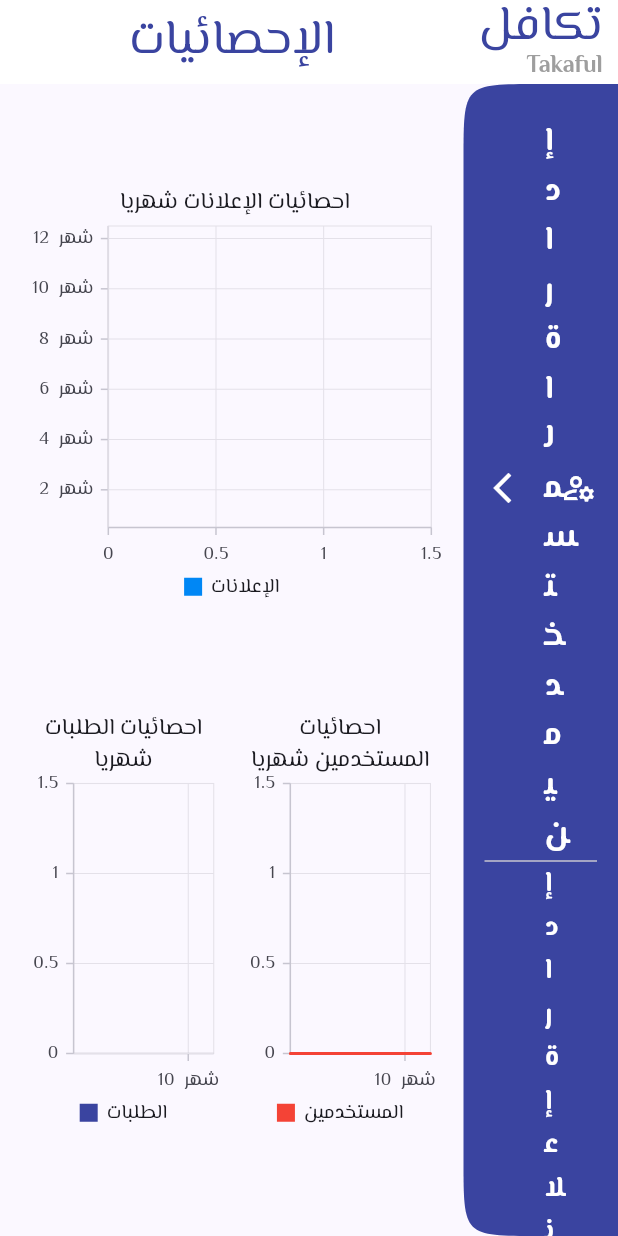
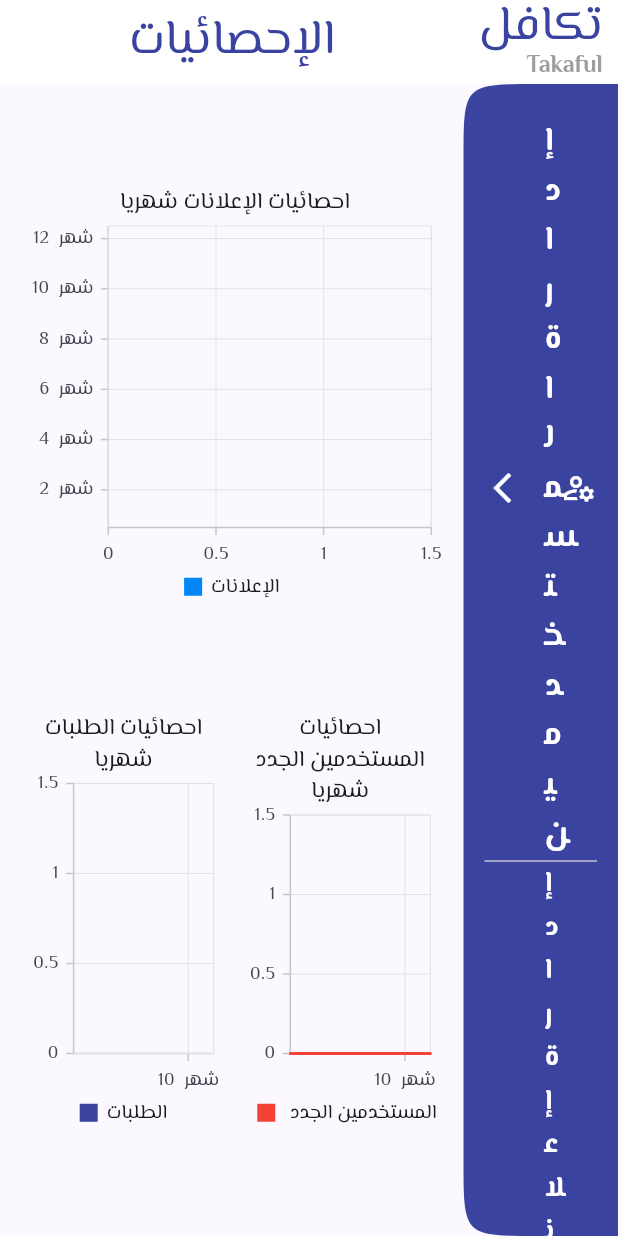
Before and after one commit to omarabukaraki/Takaful-Admin, a Flutter app: the screen it shows after launch, on a phone screen of 412 x 824 dp. Run offline on Flutter 3.47's test engine with Material 3 defaults, Android fonts, the phone set to English and light mode, and no system bars; our stand-ins replace awesome_dialog, bloc, cached_network_image, carousel_slider, cloud_firestore, firebase_auth and 6 more; missing offline and left inert: blurry_modal_progress_hud; accounts and stored records are empty.

Commit message:
finish app icon and delete category

```diff
--- a/lib/core/utils/app_strings.dart
+++ b/lib/core/utils/app_strings.dart
@@ -79,7 +79,8 @@ abstract class AppString {
   static const String successfullyRejected = 'لقد تم رفض نشر الإعلان بنجاح';
   static const String monthlyPostsAnalysis = ' احصائيات الإعلانات شهريا';
   static const String monthlyRequestsAnalysis = 'احصائيات الطلبات شهريا';
-  static const String monthlyUsersAnalysis = 'احصائيات المستخدمين شهريا';
+  static const String monthlyNewUsersAnalysis =
+      'احصائيات المستخدمين الجدد شهريا';
   static const String textMonth = 'شهر';
   static const String textView = 'عرض';
   static const String textErrorOccurredPleaseTryLater =
@@ -111,5 +112,5 @@ abstract class AppString {
   static const String textAccountDescription = 'معلومات الحساب';
   static const String textPosts = 'الإعلانات';
   static const String textRequests = 'الطلبات';
-  static const String textUsers = 'المستخدمين';
+  static const String textNewUsers = ' المستخدمين الجدد';
 }
--- a/lib/features/add_category/presentation/cubit/get_item_category_cubit/get_item_category_state.dart
+++ b/lib/features/add_category/presentation/cubit/get_item_category_cubit/get_item_category_state.dart
@@ -8,8 +8,12 @@ final class GetItemCategoryLodingState extends GetItemCategoryState {}
 
 final class GetItemCategorySeccState extends GetItemCategoryState {
   List<CategoryModel> categoryList = [];
+  List<String> itemCategoryIdList = [];
 
-  GetItemCategorySeccState(this.categoryList);
+  GetItemCategorySeccState(
+    this.categoryList,
+    this.itemCategoryIdList,
+  );
 }
 
 final class GetItemCategoryFaliuerState extends GetItemCategoryState {}
--- a/lib/features/add_category/presentation/cubit/get_service_category_cubit/get_service_category_state.dart
+++ b/lib/features/add_category/presentation/cubit/get_service_category_cubit/get_service_category_state.dart
@@ -8,8 +8,8 @@ final class GetServiceCategoryLodingState extends GetServiceCategoryState {}
 
 final class GetServiceCategorySeccState extends GetServiceCategoryState {
   List<CategoryModel> categoryList = [];
-
-  GetServiceCategorySeccState(this.categoryList);
+  List<String> serviceCategoryIdList = [];
+  GetServiceCategorySeccState(this.categoryList, this.serviceCategoryIdList);
 }
 
 final class GetServiceCategoryFaliuerState extends GetServiceCategoryState {}
--- a/lib/features/generate_analitices/presentation/view/widget/monthly_users_analysis_component.dart
+++ b/lib/features/generate_analitices/presentation/view/widget/monthly_users_analysis_component.dart
@@ -48,12 +48,12 @@ class _MonthlyUsersAnalysisComponentState
                   MediaQuery.of(context).size.width / 4) /
               2.2,
           child: SfCartesianChart(
-            title: const ChartTitle(text: AppString.monthlyUsersAnalysis),
+            title: const ChartTitle(text: AppString.monthlyNewUsersAnalysis),
             legend:
                 const Legend(isVisible: true, position: LegendPosition.bottom),
             series: [
               LineSeries<UserData, dynamic>(
-                  name: AppString.textUsers,
+                  name: AppString.textNewUsers,
                   color: AppColor.kRed,
                   dataSource:
                       userData.length < 12 ? [UserData(0, 1)] : userData,
--- a/lib/features/home/presentation/view/home_page.dart
+++ b/lib/features/home/presentation/view/home_page.dart
@@ -2,7 +2,6 @@ import 'package:flutter/material.dart';
 import 'package:takaful_admin1/core/utils/app_colors.dart';
 import 'package:takaful_admin1/core/utils/app_strings.dart';
 import 'package:takaful_admin1/features/add_category/presentation/view/add_category_page.dart';
-import 'package:takaful_admin1/features/ban_user/presentation/view/ban_user_page.dart';
 import 'package:takaful_admin1/features/delete_post/presentation/view/delete_post_page.dart';
 import 'package:takaful_admin1/features/home/presentation/view/widgets/custom_list_tile.dart';
 import 'package:takaful_admin1/features/manage_ad/presnentation/view/manage_ad_page.dart';
@@ -24,13 +23,13 @@ class _HomePageState extends State<HomePage> {
     ManagePostReqPage(),
     SendNotificationPage(),
     DeletePostPage(),
-    BanUserPage(),
+    // BanUserPage(),
     AccountVerificationRequestsPage(),
     ManageAdPage(),
     AddCategoryPage(),
     GenerateAnalyticsPage(),
   ];
-  int index = 7;
+  int index = 6;
   String appBarTitle = 'الإحصائيات';
   @override
   Widget build(BuildContext context) {
@@ -108,7 +107,8 @@ class _HomePageState extends State<HomePage> {
                 const Divider(height: 2),
                 CustomListTile(
                   title: AppString.textManageUserPosts,
-                  mainIcon: Icons.manage_accounts_outlined,
+                  isIcon: false,
+                  image: 'assets/image/post.png',
                   size: 19,
                   onTap: () {
                     setState(() {
@@ -119,7 +119,7 @@ class _HomePageState extends State<HomePage> {
                 ),
                 CustomListTile(
                   title: AppString.textSendNotiToUsers,
-                  mainIcon: Icons.manage_accounts_outlined,
+                  mainIcon: Icons.notification_add_outlined,
                   size: 19,
                   onTap: () {
                     setState(() {
@@ -130,7 +130,7 @@ class _HomePageState extends State<HomePage> {
                 ),
                 CustomListTile(
                   title: AppString.textDeletePost,
-                  mainIcon: Icons.manage_accounts_outlined,
+                  mainIcon: Icons.delete_outlined,
                   size: 19,
                   onTap: () {
                     setState(() {
@@ -139,24 +139,24 @@ class _HomePageState extends State<HomePage> {
                     });
                   },
                 ),
+                // CustomListTile(
+                //   title: AppString.textBanUser,
+                //   mainIcon: Icons.manage_accounts_outlined,
+                //   size: 19,
+                //   onTap: () {
+                //     setState(() {
+                //       index = 3;
+                //       appBarTitle = AppString.textBanUser;
+                //     });
+                //   },
+                // ),
                 CustomListTile(
-                  title: AppString.textBanUser,
-                  mainIcon: Icons.manage_accounts_outlined,
+                  title: AppString.textAccountVerificationRequest,
+                  mainIcon: Icons.verified_outlined,
                   size: 19,
                   onTap: () {
                     setState(() {
                       index = 3;
-                      appBarTitle = AppString.textBanUser;
-                    });
-                  },
-                ),
-                CustomListTile(
-                  title: AppString.textAccountVerificationRequest,
-                  mainIcon: Icons.manage_accounts_outlined,
-                  size: 19,
-                  onTap: () {
-                    setState(() {
-                      index = 4;
                       appBarTitle = AppString.textAccountVerificationRequest;
                     });
                   },
@@ -170,37 +170,40 @@ class _HomePageState extends State<HomePage> {
                   title: AppString.textManageApplication,
                   mainIcon: Icons.manage_accounts_outlined,
                   isleadingIcon: true,
+                  isIcon: false,
+                  image: 'assets/image/management-service.png',
                 ),
                 const Divider(height: 2),
                 CustomListTile(
                   title: AppString.textManageApplicationAd,
-                  mainIcon: Icons.manage_accounts_outlined,
+                  isIcon: false,
+                  image: 'assets/image/setting.png',
                   size: 19,
                   onTap: () {
                     setState(() {
-                      index = 5;
+                      index = 4;
                       appBarTitle = AppString.textManageApplicationAd;
                     });
                   },
                 ),
                 CustomListTile(
                   title: AppString.textAddCategory,
-                  mainIcon: Icons.manage_accounts_outlined,
+                  mainIcon: Icons.category_outlined,
                   size: 19,
                   onTap: () {
                     setState(() {
-                      index = 6;
+                      index = 5;
                       appBarTitle = AppString.textAddCategory;
                     });
                   },
                 ),
                 CustomListTile(
                   title: AppString.textAnalitices,
-                  mainIcon: Icons.manage_accounts_outlined,
+                  mainIcon: Icons.analytics_outlined,
                   size: 19,
                   onTap: () {
                     setState(() {
-                      index = 7;
+                      index = 6;
                       appBarTitle = AppString.textAnalitices;
                     });
                   },
--- a/lib/features/home/presentation/view/widgets/custom_list_tile.dart
+++ b/lib/features/home/presentation/view/widgets/custom_list_tile.dart
@@ -1,18 +1,23 @@
 import 'package:flutter/material.dart';
+import 'package:takaful_admin1/core/utils/app_colors.dart';
 
 class CustomListTile extends StatelessWidget {
   const CustomListTile(
       {super.key,
       required this.title,
-      required this.mainIcon,
+      this.mainIcon,
       this.isleadingIcon = false,
       this.onTap,
-      this.size = 22});
+      this.size = 22,
+      this.isIcon = true,
+      this.image});
   final String title;
-  final IconData mainIcon;
+  final IconData? mainIcon;
   final bool? isleadingIcon;
   final VoidCallback? onTap;
   final double? size;
+  final bool? isIcon;
+  final String? image;
 
   @override
   Widget build(BuildContext context) {
@@ -20,10 +25,17 @@ class CustomListTile extends StatelessWidget {
       minVerticalPadding: 0,
       onTap: onTap,
       contentPadding: const EdgeInsets.symmetric(horizontal: 0, vertical: 0),
-      trailing: Icon(
-        mainIcon,
-        color: Colors.white,
-      ),
+      trailing: isIcon == true
+          ? Icon(
+              mainIcon,
+              color: Colors.white,
+            )
+          : Image.asset(
+              image!,
+              color: AppColor.kWhite,
+              height: 30,
+              width: 23,
+            ),
       title: Text(
         title,
         textAlign: TextAlign.end,
--- a/pubspec.yaml
+++ b/pubspec.yaml
@@ -60,7 +60,6 @@ flutter:
   # To add assets to your application, add an assets section, like this:
   assets:
     - assets/image/
-  #   - images/a_dot_ham.jpeg
   # An image asset can refer to one or more resolution-specific "variants", see
   # https://flutter.dev/assets-and-images/#resolution-aware
   # For details regarding adding assets from package dependencies, see
```
Also changed, not shown: lib/features/add_category/presentation/cubit/get_item_category_cubit/get_item_category_cubit.dart (+15 -1 lines), lib/features/add_category/presentation/cubit/get_service_category_cubit/get_service_category_cubit.dart (+16 -1 lines), lib/features/add_category/presentation/view/add_category_page.dart (+6 -2 lines), lib/features/add_category/presentation/view/widget/category_menu.dart (+46 -2 lines), lib/features/ban_user/presentation/view/ban_user_page.dart (+72 -72 lines), assets/image/management-service.png (added), assets/image/post.png (added), assets/image/setting.png (added), pubspec.lock.
